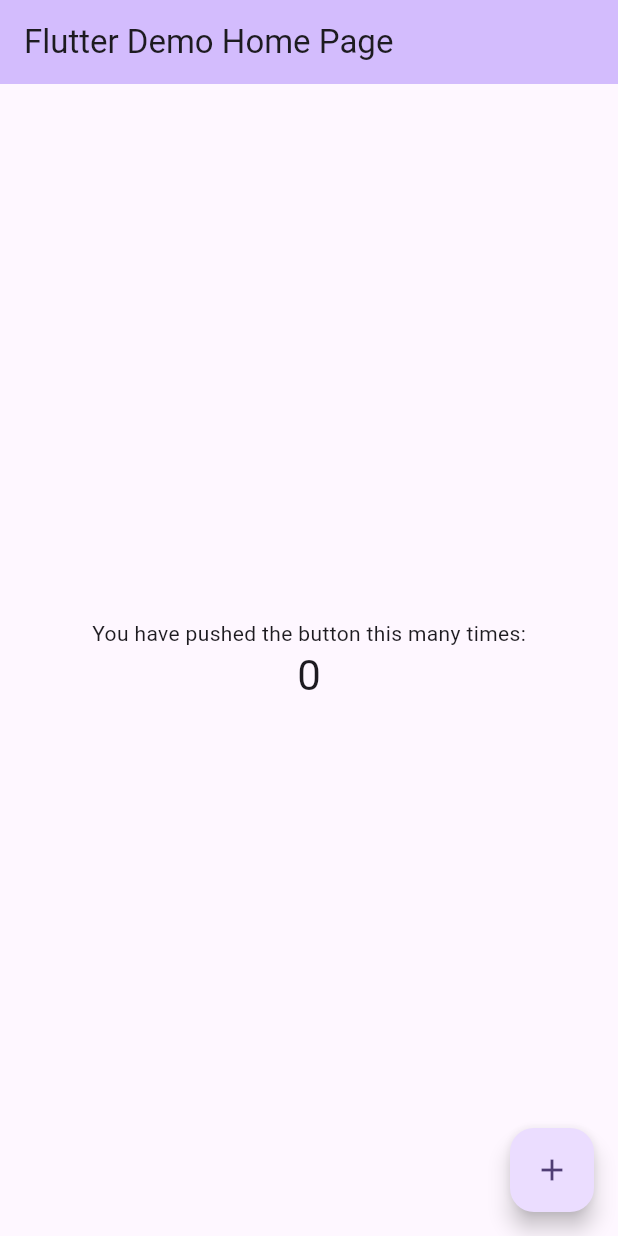
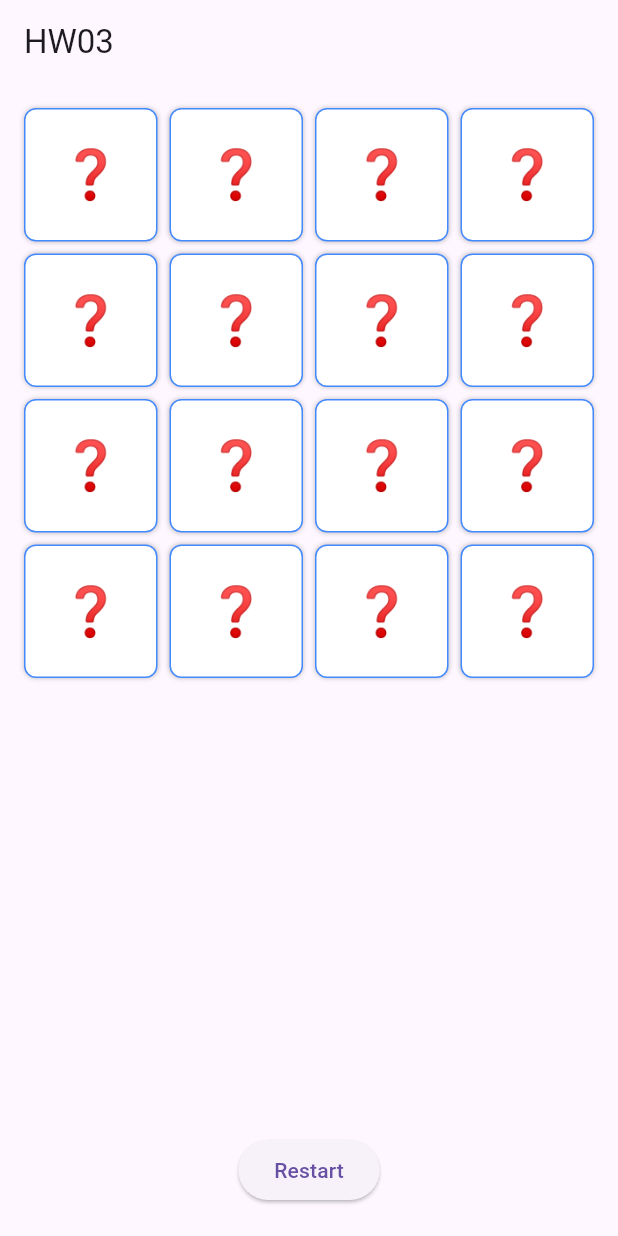
Before and after one commit to tan8325/hw03, a Flutter app: the screen it shows after launch, on a phone screen of 412 x 824 dp. Run offline on Flutter 3.47's test engine with Material 3 defaults, Android fonts, the light colour scheme and no system bars.

Commit message:
added provider dep and logic/ui for 4x4 matching game

```diff
--- a/lib/main.dart
+++ b/lib/main.dart
@@ -1,122 +1,155 @@
 import 'package:flutter/material.dart';
+import 'package:provider/provider.dart';
+import 'dart:math';
 
-void main() {
-  runApp(const MyApp());
-}
+void main() => runApp(const MyApp());
 
 class MyApp extends StatelessWidget {
   const MyApp({super.key});
 
-  // This widget is the root of your application.
   @override
   Widget build(BuildContext context) {
-    return MaterialApp(
-      title: 'Flutter Demo',
-      theme: ThemeData(
-        // This is the theme of your application.
-        //
-        // TRY THIS: Try running your application with "flutter run". You'll see
-        // the application has a purple toolbar. Then, without quitting the app,
-        // try changing the seedColor in the colorScheme below to Colors.green
-        // and then invoke "hot reload" (save your changes or press the "hot
-        // reload" button in a Flutter-supported IDE, or press "r" if you used
-        // the command line to start the app).
-        //
-        // Notice that the counter didn't reset back to zero; the application
-        // state is not lost during the reload. To reset the state, use hot
-        // restart instead.
-        //
-        // This works for code too, not just values: Most code changes can be
-        // tested with just a hot reload.
-        colorScheme: ColorScheme.fromSeed(seedColor: Colors.deepPurple),
-      ),
-      home: const MyHomePage(title: 'Flutter Demo Home Page'),
+    return ChangeNotifierProvider(
+      create: (_) => GameProvider(),
+      child: const MaterialApp(home: GameScreen()),
     );
   }
 }
 
-class MyHomePage extends StatefulWidget {
-  const MyHomePage({super.key, required this.title});
+class GameProvider extends ChangeNotifier {
+  List<String> values = ['🔥', '🌈', '🍀', '🎩', '🎸', '🚀', '🎯', '💎']
+      .expand((e) => [e, e])
+      .toList()
+    ..shuffle();
+  List<bool> flipped = List.generate(16, (_) => false);
+  List<int> selected = [];
+  bool isGameWon = false;
 
-  // This widget is the home page of your application. It is stateful, meaning
-  // that it has a State object (defined below) that contains fields that affect
-  // how it looks.
+  void flipCard(int index) {
+    if (selected.length == 2 || flipped[index] || isGameWon) return;
+    flipped[index] = true;
+    selected.add(index);
+    notifyListeners();
+    if (selected.length == 2) Future.delayed(const Duration(milliseconds: 500), _checkMatch);
+  }
 
-  // This class is the configuration for the state. It holds the values (in this
-  // case the title) provided by the parent (in this case the App widget) and
-  // used by the build method of the State. Fields in a Widget subclass are
-  // always marked "final".
+  void _checkMatch() {
+    if (values[selected[0]] != values[selected[1]]) {
+      flipped[selected[0]] = flipped[selected[1]] = false;
+    }
+    selected.clear();
+    _checkWinCondition();
+    notifyListeners();
+  }
 
-  final String title;
+  void _checkWinCondition() {
+    if (flipped.every((e) => e)) {
+      isGameWon = true;
+    }
+  }
+
+  void resetGame() {
+    values.shuffle();
+    flipped.fillRange(0, flipped.length, false);
+    selected.clear();
+    isGameWon = false;
+    notifyListeners();
+  }
+}
+
+class GameScreen extends StatelessWidget {
+  const GameScreen({super.key});
 
   @override
-  State<MyHomePage> createState() => _MyHomePageState();
+  Widget build(BuildContext context) {
+    final game = context.watch<GameProvider>();
+
+    return Scaffold(
+      appBar: AppBar(title: const Text('HW03')),
+      body: Column(
+        mainAxisAlignment: MainAxisAlignment.center,
+        children: [
+          const Expanded(child: CardGrid()),
+          if (game.isGameWon)
+            const Padding(
+              padding: EdgeInsets.all(8.0),
+              child: Text("You win!", style: TextStyle(fontSize: 24, fontWeight: FontWeight.bold)),
+            ),
+          ElevatedButton(onPressed: game.resetGame, child: const Text('Restart')),
+          const SizedBox(height: 20),
+        ],
+      ),
+    );
+  }
 }
 
-class _MyHomePageState extends State<MyHomePage> {
-  int _counter = 0;
+class CardGrid extends StatelessWidget {
+  const CardGrid({super.key});
 
-  void _incrementCounter() {
-    setState(() {
-      // This call to setState tells the Flutter framework that something has
-      // changed in this State, which causes it to rerun the build method below
-      // so that the display can reflect the updated values. If we changed
-      // _counter without calling setState(), then the build method would not be
-      // called again, and so nothing would appear to happen.
-      _counter++;
-    });
+  @override
+  Widget build(BuildContext context) {
+    return GridView.builder(
+      padding: const EdgeInsets.all(16),
+      gridDelegate: const SliverGridDelegateWithFixedCrossAxisCount(crossAxisCount: 4, crossAxisSpacing: 8, mainAxisSpacing: 8),
+      itemCount: 16,
+      itemBuilder: (_, index) => CardWidget(index: index),
+    );
+  }
+}
+
+class CardWidget extends StatefulWidget {
+  final int index;
+  const CardWidget({super.key, required this.index});
+
+  @override
+  _CardWidgetState createState() => _CardWidgetState();
+}
+
+class _CardWidgetState extends State<CardWidget> with SingleTickerProviderStateMixin {
+  late AnimationController _controller;
+  late Animation<double> _flipAnimation;
+
+  @override
+  void initState() {
+    super.initState();
+    _controller = AnimationController(duration: const Duration(milliseconds: 400), vsync: this);
+    _flipAnimation = Tween<double>(begin: 0, end: pi).animate(_controller);
+  }
+
+  @override
+  void dispose() {
+    _controller.dispose();
+    super.dispose();
   }
 
   @override
   Widget build(BuildContext context) {
-    // This method is rerun every time setState is called, for instance as done
-    // by the _incrementCounter method above.
-    //
-    // The Flutter framework has been optimized to make rerunning build methods
-    // fast, so that you can just rebuild anything that needs updating rather
-    // than having to individually change instances of widgets.
-    return Scaffold(
-      appBar: AppBar(
-        // TRY THIS: Try changing the color here to a specific color (to
-        // Colors.amber, perhaps?) and trigger a hot reload to see the AppBar
-        // change color while the other colors stay the same.
-        backgroundColor: Theme.of(context).colorScheme.inversePrimary,
-        // Here we take the value from the MyHomePage object that was created by
-        // the App.build method, and use it to set our appbar title.
-        title: Text(widget.title),
-      ),
-      body: Center(
-        // Center is a layout widget. It takes a single child and positions it
-        // in the middle of the parent.
-        child: Column(
-          // Column is also a layout widget. It takes a list of children and
-          // arranges them vertically. By default, it sizes itself to fit its
-          // children horizontally, and tries to be as tall as its parent.
-          //
-          // Column has various properties to control how it sizes itself and
-          // how it positions its children. Here we use mainAxisAlignment to
-          // center the children vertically; the main axis here is the vertical
-          // axis because Columns are vertical (the cross axis would be
-          // horizontal).
-          //
-          // TRY THIS: Invoke "debug painting" (choose the "Toggle Debug Paint"
-          // action in the IDE, or press "p" in the console), to see the
-          // wireframe for each widget.
-          mainAxisAlignment: MainAxisAlignment.center,
-          children: <Widget>[
-            const Text('You have pushed the button this many times:'),
-            Text(
-              '$_counter',
-              style: Theme.of(context).textTheme.headlineMedium,
+    final game = context.watch<GameProvider>();
+    final isFlipped = game.flipped[widget.index];
+
+    if (isFlipped && _controller.status == AnimationStatus.dismissed) _controller.forward();
+    if (!isFlipped && _controller.status == AnimationStatus.completed) _controller.reverse();
+
+    return GestureDetector(
+      onTap: () => game.flipCard(widget.index),
+      child: AnimatedBuilder(
+        animation: _flipAnimation,
+        builder: (_, __) => Transform(
+          alignment: Alignment.center,
+          transform: Matrix4.rotationY(_flipAnimation.value),
+          child: Container(
+            decoration: BoxDecoration(
+              color: Colors.white,
+              border: Border.all(color: Colors.blueAccent),
+              borderRadius: BorderRadius.circular(8),
+              boxShadow: [BoxShadow(color: Colors.black26, blurRadius: 2)],
             ),
-          ],
+            child: Center(
+              child: Text(isFlipped ? game.values[widget.index] : "❓", style: const TextStyle(fontSize: 32)),
+            ),
+          ),
         ),
       ),
-      floatingActionButton: FloatingActionButton(
-        onPressed: _incrementCounter,
-        tooltip: 'Increment',
-        child: const Icon(Icons.add),
-      ), // This trailing comma makes auto-formatting nicer for build methods.
     );
   }
 }
--- a/pubspec.yaml
+++ b/pubspec.yaml
@@ -30,7 +30,7 @@ environment:
 dependencies:
   flutter:
     sdk: flutter
-
+  provider: ^6.1.2
   # The following adds the Cupertino Icons font to your application.
   # Use with the CupertinoIcons class for iOS style icons.
   cupertino_icons: ^1.0.8
```
Also changed, not shown: pubspec.lock.
